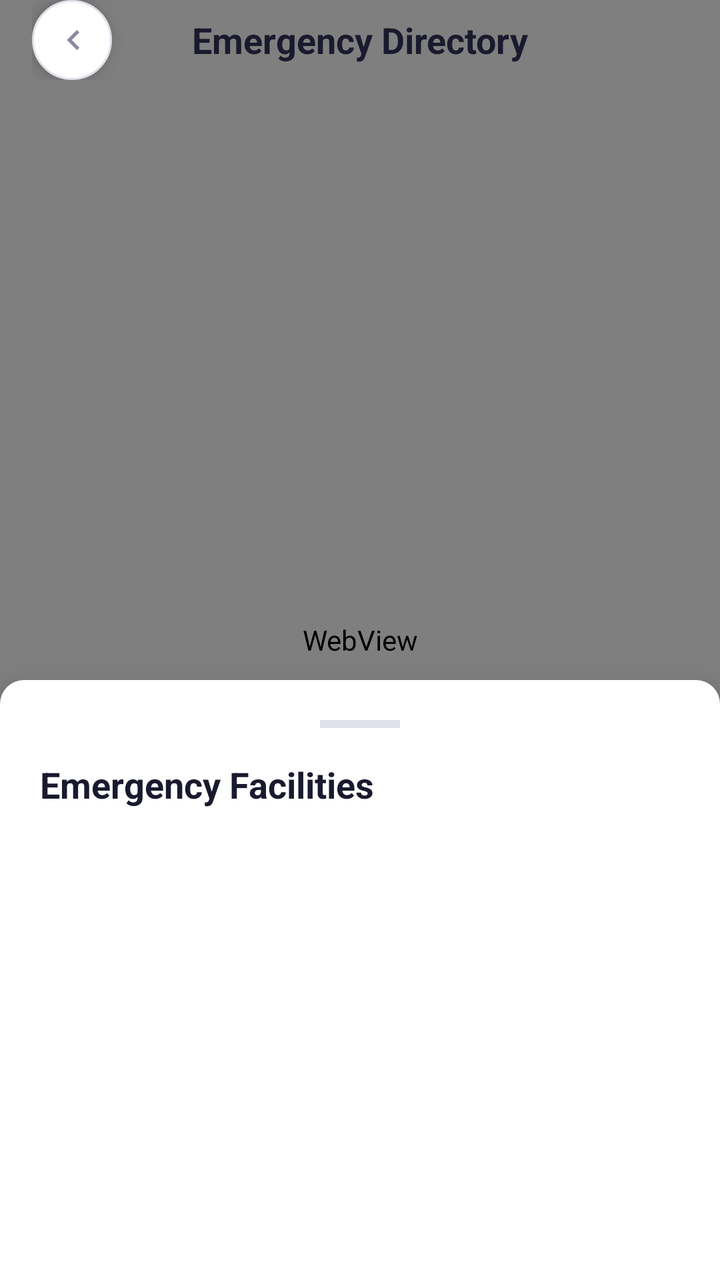
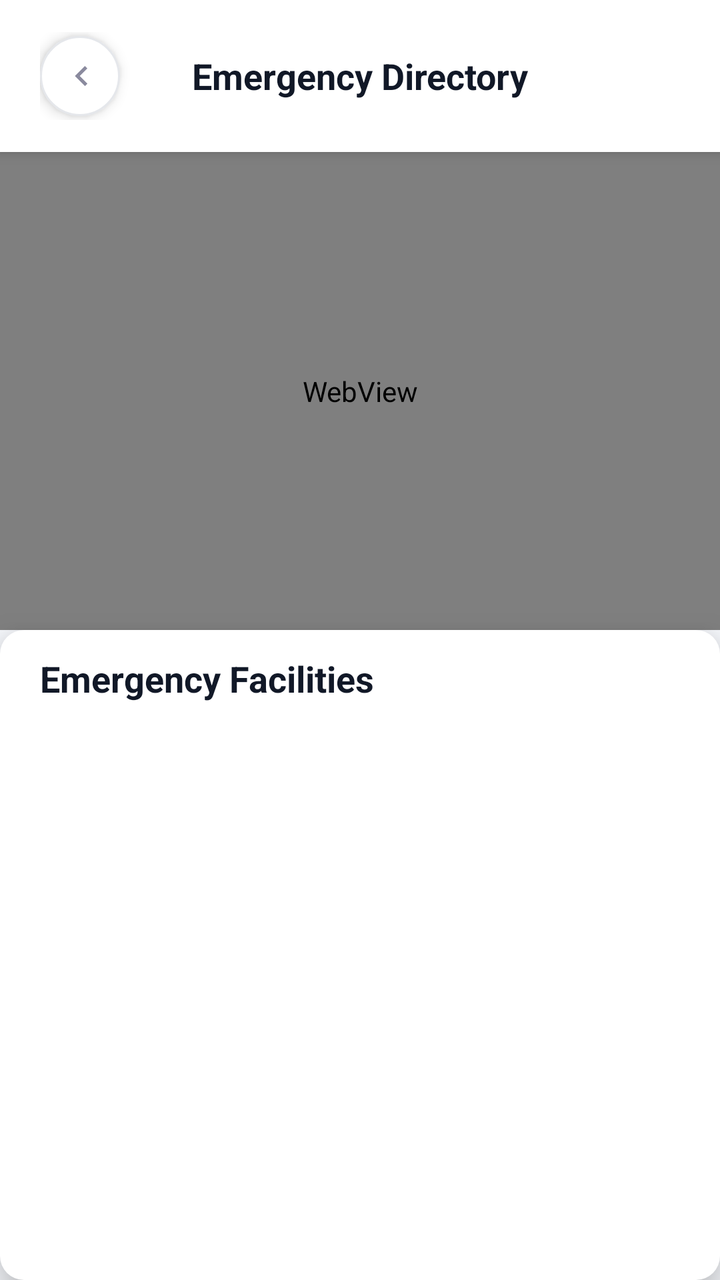

Before-and-after screenshots of an Android layout around one commit, followed by the original layout XML and the change that was made.
<!-- AndroidManifest.xml: application theme Theme.EmergencySOSApp -->
<!-- res/layout/activity_emergency_directory.xml -->
<?xml version="1.0" encoding="utf-8"?>
<androidx.coordinatorlayout.widget.CoordinatorLayout xmlns:android="http://schemas.android.com/apk/res/android"
    xmlns:app="http://schemas.android.com/apk/res-auto"
    android:layout_width="match_parent"
    android:layout_height="match_parent"
    android:background="@color/background">

    
    <WebView
        android:id="@+id/mapWebView"
        android:layout_width="match_parent"
        android:layout_height="match_parent" />

    
    <FrameLayout
        android:id="@+id/toolbarContainer"
        android:layout_width="match_parent"
        android:layout_height="wrap_content"
        android:paddingHorizontal="16dp">

        <ImageView
            android:id="@+id/btnBack"
            android:layout_width="40dp"
            android:layout_height="40dp"
            android:background="@drawable/bg_circle_white"
            android:elevation="6dp"
            android:padding="10dp"
            android:src="@drawable/ic_chevron_right"
            android:rotation="180"
            android:contentDescription="Back" />

        <TextView
            android:id="@+id/tvExplorerTitle"
            android:layout_width="wrap_content"
            android:layout_height="wrap_content"
            android:layout_gravity="center"
            android:text="@string/emergency_directory_title"
            android:textColor="@color/text_dark"
            android:textSize="18sp"
            android:textStyle="bold"
            android:elevation="6dp" />
    </FrameLayout>

    
    <androidx.core.widget.NestedScrollView
        android:id="@+id/explorerBottomSheet"
        android:layout_width="match_parent"
        android:layout_height="match_parent"
        android:background="@drawable/bg_medical_card"
        android:elevation="16dp"
        app:behavior_hideable="false"
        app:behavior_peekHeight="300dp"
        app:layout_behavior="com.google.android.material.bottomsheet.BottomSheetBehavior">

        <LinearLayout
            android:layout_width="match_parent"
            android:layout_height="wrap_content"
            android:orientation="vertical"
            android:padding="20dp">

            <View
                android:layout_width="40dp"
                android:layout_height="4dp"
                android:layout_gravity="center_horizontal"
                android:layout_marginBottom="16dp"
                android:background="@color/border_gray" />

            <TextView
                android:layout_width="wrap_content"
                android:layout_height="wrap_content"
                android:text="@string/emergency_facilities_title"
                android:textColor="@color/text_dark"
                android:textSize="18sp"
                android:textStyle="bold" />

            <LinearLayout
                android:id="@+id/directoryContainer"
                android:layout_width="match_parent"
                android:layout_height="wrap_content"
                android:layout_marginTop="16dp"
                android:orientation="vertical" />

        </LinearLayout>
    </androidx.core.widget.NestedScrollView>

</androidx.coordinatorlayout.widget.CoordinatorLayout>
<!-- resources referenced by this layout -->
<resources>
  <color name="background">#F5F6F9</color>
  <color name="border_gray">#E0E0EA</color>
  <color name="text_dark">#1A1A2E</color>
  <!-- drawable bg_circle_white (drawable) -->
  <?xml version="1.0" encoding="utf-8"?>
  <shape xmlns:android="http://schemas.android.com/apk/res/android"
      android:shape="oval">
      <solid android:color="@color/card_background" />
      <stroke android:width="1dp" android:color="@color/border_gray" />
  </shape>
  <!-- drawable bg_medical_card (drawable) -->
  <?xml version="1.0" encoding="utf-8"?>
  <shape xmlns:android="http://schemas.android.com/apk/res/android"
      android:shape="rectangle">
      <solid android:color="@color/card_background" />
      <corners android:radius="12dp" />
  </shape>
  <!-- drawable ic_chevron_right (drawable) -->
  <?xml version="1.0" encoding="utf-8"?>
  <vector xmlns:android="http://schemas.android.com/apk/res/android"
      android:width="20dp"
      android:height="20dp"
      android:viewportWidth="24"
      android:viewportHeight="24">
      <path
          android:fillColor="#8A8A9E"
          android:pathData="M9,6l6,6l-6,6l-1.41,-1.41L12.17,12L7.59,7.41z" />
  </vector>
  <string name="emergency_directory_title">Emergency Directory</string>
  <string name="emergency_facilities_title">Emergency Facilities</string>
  <style name="Theme.EmergencySOSApp" parent="Theme.MaterialComponents.DayNight.NoActionBar">
          <item name="colorPrimary">@color/primary</item>
          <item name="colorPrimaryDark">@color/primary_dark</item>
          <item name="colorAccent">@color/primary</item>
  
          
          <item name="android:statusBarColor">@android:color/transparent</item>
          <item name="android:navigationBarColor">@android:color/transparent</item>
          <item name="android:windowLightStatusBar" tools:targetApi="m">true</item>
          <item name="android:windowLightNavigationBar" tools:targetApi="27">true</item>
      </style>
  <color name="card_background">#FFFFFF</color>
  <color name="primary">#6C63FF</color>
  <color name="primary_dark">#5A52E0</color>
</resources>

<!-- the commit's change to res/layout/activity_emergency_directory.xml (unified diff, before → after) -->
@@ -1,29 +1,35 @@
 <?xml version="1.0" encoding="utf-8"?>
-<androidx.coordinatorlayout.widget.CoordinatorLayout xmlns:android="http://schemas.android.com/apk/res/android"
-    xmlns:app="http://schemas.android.com/apk/res-auto"
+<LinearLayout
+    xmlns:android="http://schemas.android.com/apk/res/android"
     android:layout_width="match_parent"
     android:layout_height="match_parent"
+    android:orientation="vertical"
     android:background="@color/background">
 
-    
-    <WebView
-        android:id="@+id/mapWebView"
-        android:layout_width="match_parent"
-        android:layout_height="match_parent" />
 
     
+    
+    
+
     <FrameLayout
         android:id="@+id/toolbarContainer"
         android:layout_width="match_parent"
         android:layout_height="wrap_content"
-        android:paddingHorizontal="16dp">
+        android:minHeight="76dp"
+        android:background="@color/white"
+        android:elevation="4dp"
+        android:paddingStart="20dp"
+        android:paddingEnd="20dp"
+        android:paddingTop="16dp"
+        android:paddingBottom="16dp">
 
         <ImageView
             android:id="@+id/btnBack"
             android:layout_width="40dp"
             android:layout_height="40dp"
+            android:layout_gravity="start|center_vertical"
             android:background="@drawable/bg_circle_white"
-            android:elevation="6dp"
+            android:elevation="4dp"
             android:padding="10dp"
             android:src="@drawable/ic_chevron_right"
             android:rotation="180"
@@ -37,50 +43,80 @@
             android:text="@string/emergency_directory_title"
             android:textColor="@color/text_dark"
             android:textSize="18sp"
-            android:textStyle="bold"
-            android:elevation="6dp" />
+            android:textStyle="bold" />
+
     </FrameLayout>
 
+
     
-    <androidx.core.widget.NestedScrollView
-        android:id="@+id/explorerBottomSheet"
+    
+    
+
+    <WebView
+        android:id="@+id/mapWebView"
         android:layout_width="match_parent"
-        android:layout_height="match_parent"
+        android:layout_height="0dp"
+        android:layout_weight="1"
+        android:background="@color/background" />
+
+
+    
+    
+    
+
+    <LinearLayout
+        android:id="@+id/facilitiesPanel"
+        android:layout_width="match_parent"
+        android:layout_height="325dp"
         android:background="@drawable/bg_medical_card"
-        android:elevation="16dp"
-        app:behavior_hideable="false"
-        app:behavior_peekHeight="300dp"
-        app:layout_behavior="com.google.android.material.bottomsheet.BottomSheetBehavior">
+        android:elevation="12dp"
+        android:orientation="vertical"
+        android:paddingStart="20dp"
+        android:paddingEnd="20dp"
+        android:paddingTop="12dp"
+        android:paddingBottom="10dp">
 
-        <LinearLayout
+
+        
+
+
+        
+
+        <TextView
+            android:id="@+id/tvFacilitiesTitle"
+            android:layout_width="wrap_content"
+            android:layout_height="wrap_content"
+            android:text="@string/emergency_facilities_title"
+            android:textColor="@color/text_dark"
+            android:textSize="18sp"
+            android:textStyle="bold" />
+
+
+        
+        
+        
+
+        <androidx.core.widget.NestedScrollView
+            android:id="@+id/facilitiesScrollView"
             android:layout_width="match_parent"
-            android:layout_height="wrap_content"
-            android:orientation="vertical"
-            android:padding="20dp">
+            android:layout_height="0dp"
+            android:layout_weight="1"
+            android:layout_marginTop="12dp"
+            android:fillViewport="true"
+            android:scrollbars="vertical"
+            android:overScrollMode="ifContentScrolls">
 
-            <View
-                android:layout_width="40dp"
-                android:layout_height="4dp"
-                android:layout_gravity="center_horizontal"
-                android:layout_marginBottom="16dp"
-                android:background="@color/border_gray" />
 
-            <TextView
-                android:layout_width="wrap_content"
-                android:layout_height="wrap_content"
-                android:text="@string/emergency_facilities_title"
-                android:textColor="@color/text_dark"
-                android:textSize="18sp"
-                android:textStyle="bold" />
+            
 
             <LinearLayout
                 android:id="@+id/directoryContainer"
                 android:layout_width="match_parent"
                 android:layout_height="wrap_content"
-                android:layout_marginTop="16dp"
                 android:orientation="vertical" />
 
-        </LinearLayout>
-    </androidx.core.widget.NestedScrollView>
+        </androidx.core.widget.NestedScrollView>
 
-</androidx.coordinatorlayout.widget.CoordinatorLayout>
+    </LinearLayout>
+
+</LinearLayout>
<!-- resource entries referenced after the edit -->
@@ -1,8 +1,9 @@
 <!-- resources referenced by this layout -->
 <resources>
-  <color name="background">#F5F6F9</color>
-  <color name="border_gray">#E0E0EA</color>
-  <color name="text_dark">#1A1A2E</color>
+  <color name="background">#F4F6FA</color>
+  <color name="border_gray">#E5E7EB</color>
+  <color name="text_dark">#111827</color>
+  <color name="white">#FFFFFF</color>
   <!-- drawable bg_circle_white (drawable) -->
   <?xml version="1.0" encoding="utf-8"?>
   <shape xmlns:android="http://schemas.android.com/apk/res/android"
